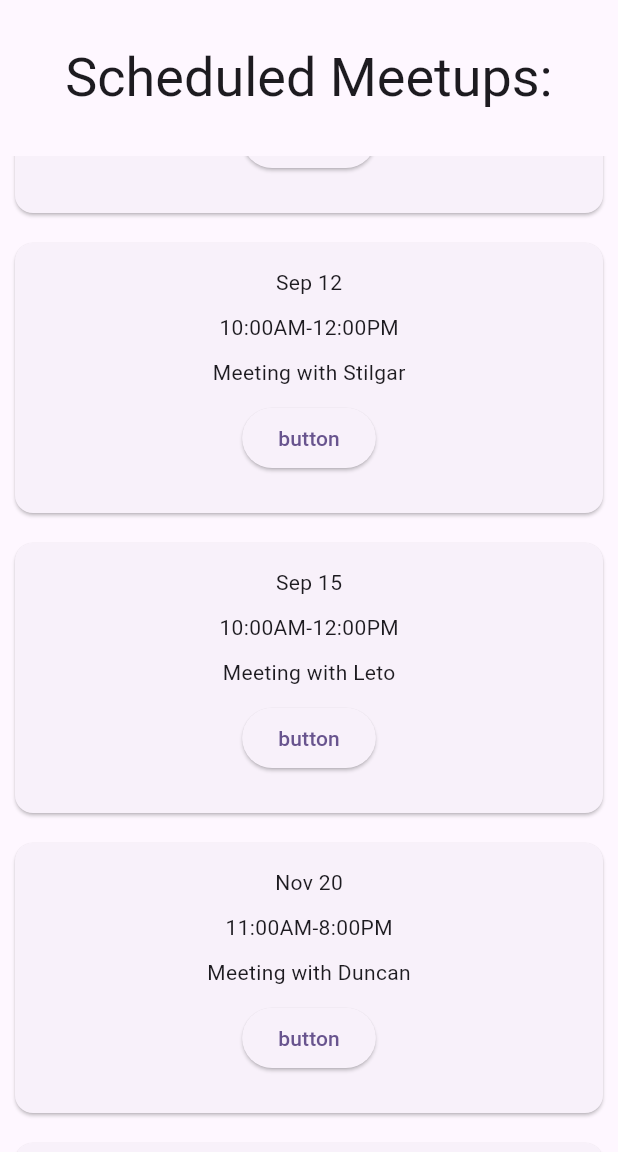
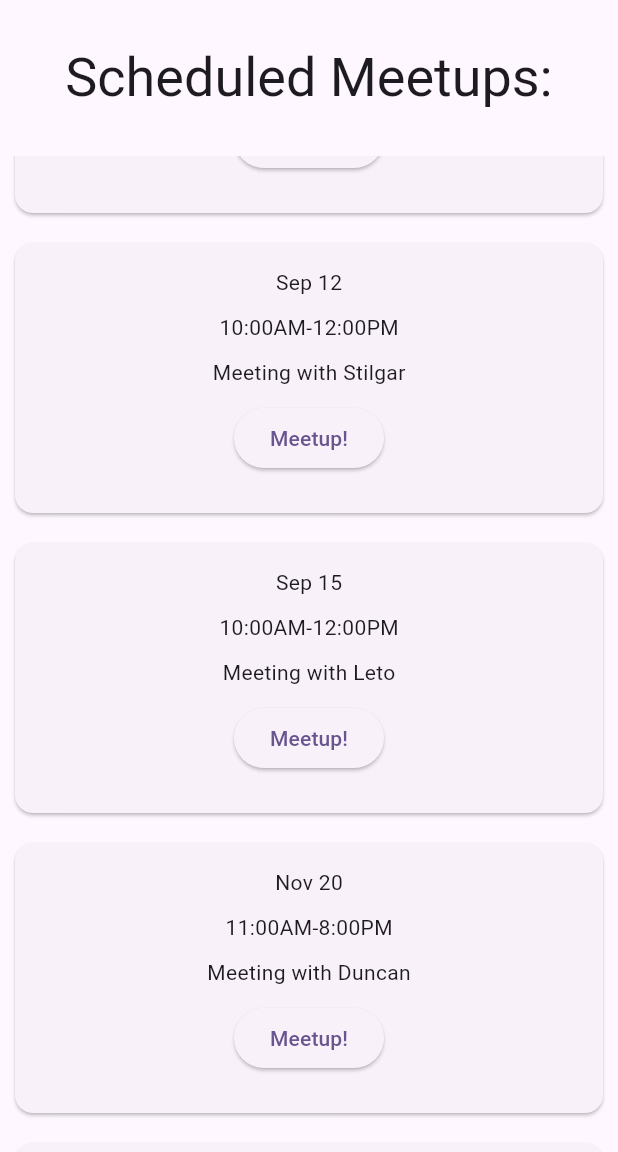
Before and after one commit to awroda596/Friend-Me, a Flutter app: the HomeRoute screen opened directly, scrolled down 1152 dp, on a phone screen of 412 x 824 dp, the part 84-1236 px from its top. Run offline on Flutter 3.47's test engine with Material 3 defaults, Android fonts, the light colour scheme and no system bars; our stand-ins replace firebase_auth, firebase_core, image_picker, shared_preferences; missing offline and left inert: firebase_ui_auth, kalender; accounts and stored records are empty.

Commit message:
Update home.dart

```diff
--- a/friend_me/lib/pages/home.dart
+++ b/friend_me/lib/pages/home.dart
@@ -103,7 +103,7 @@ class HomeRouteState extends State<HomeRoute> {
                                                                             .center,
                                                                     children: <Widget>[
                                                                       Text(
-                                                                          "placeholder"),
+                                                                          "meetup details"),
                                                                       Row(
                                                                         mainAxisAlignment:
                                                                             MainAxisAlignment.center,
@@ -136,7 +136,7 @@ class HomeRouteState extends State<HomeRoute> {
                                                                       )
                                                                     ],
                                                                   )))),
-                                                      child: const Text("button"))
+                                                      child: const Text("Meetup!"))
                                                 ])))));
                           },
                         ))
```
